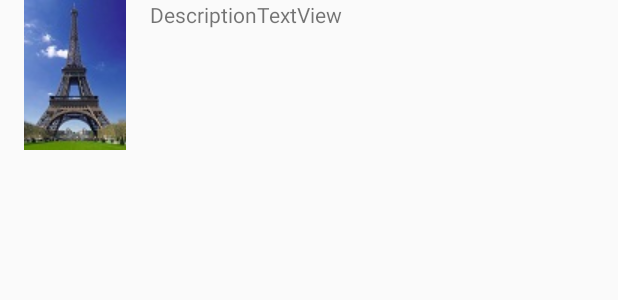
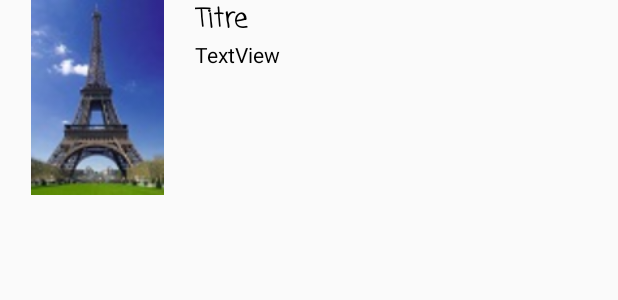
Before and after one commit to Flow94100/ProjetPython, an Android app: the layout list_actu_item.xml on its own in the app's theme, with its tools: preview values and no code run, on a phone screen of 412 x 824 dp. Shown: the top 300 px of the screen. Run offline under Robolectric (Android 15) with nearby library versions, the phone set to English and light mode, and no system bars.

Commit message:
COMMIT POUR VOUS BANDE DE BIATCH

```diff
--- a/app/src/main/java/com/example/frozotte/projetpython/AccueilActivity.java
+++ b/app/src/main/java/com/example/frozotte/projetpython/AccueilActivity.java
@@ -30,8 +30,6 @@ public class AccueilActivity extends AppCompatActivity {
         recupVille.execute();
         try {
             result = recupVille.get();
-            //result = recupActivite.get();
-            Log.i("result", result);
         } catch (InterruptedException e) {
             e.printStackTrace();
         } catch (ExecutionException e) {
@@ -41,6 +39,7 @@ public class AccueilActivity extends AppCompatActivity {
         Intent intent= getIntent();
         String result = intent.getStringExtra("result");
         String login = intent.getStringExtra("login");
+        String login2 = intent.getStringExtra("user");
 
         txtLogin = (TextView)findViewById(R.id.txtTitreLog);
         imgDeconn = (ImageView)findViewById(R.id.imgDeconn);
--- a/app/src/main/java/com/example/frozotte/projetpython/InscriptionActivity.java
+++ b/app/src/main/java/com/example/frozotte/projetpython/InscriptionActivity.java
@@ -46,6 +46,7 @@ public class InscriptionActivity extends AppCompatActivity {
                     insriptionController.execute(url,user,pwd,mail);
 
                     Intent iAccueil = new Intent(getApplicationContext(), AccueilActivity.class);
+                    iAccueil.putExtra("user", user);
                     startActivity(iAccueil);
                 }
             }
--- a/app/src/main/java/com/example/frozotte/projetpython/controller/RecupActivite.java
+++ b/app/src/main/java/com/example/frozotte/projetpython/controller/RecupActivite.java
@@ -48,7 +48,9 @@ public class RecupActivite extends AsyncTask<String,Void,String>{
             imgAct.put("Big Ben", R.drawable.big_ben);
             imgAct.put("London Eye", R.drawable.london_eyes);
             imgAct.put("Opéra House", R.drawable.opera);
-            imgAct.put("Harbour Bridge", R.drawable.harbour_bridge);}
+            imgAct.put("Harbour Bridge", R.drawable.harbour_bridge);
+            imgAct.put("Arc de Triomphe", R.drawable.arc_de_triomphe);
+            imgAct.put("Montmartre", R.drawable.montmartre);}
 
 
     public RecupActivite(Activity context, String url){
--- a/app/src/main/res/layout/list_actu_item.xml
+++ b/app/src/main/res/layout/list_actu_item.xml
@@ -5,22 +5,38 @@
     android:layout_height="match_parent">
 
     <ImageView
-        android:layout_width="100dp"
-        android:layout_height="100dp"
+        android:layout_width="130dp"
+        android:layout_height="130dp"
         android:src="@drawable/eiffel_tower"
         android:id="@+id/imgActu"/>
 
-    <TextView
-        android:layout_width="wrap_content"
+    <LinearLayout
+        android:layout_width="match_parent"
         android:layout_height="wrap_content"
-        android:id="@+id/txtActuNom"
-        android:text="Description"/>
+        android:orientation="vertical" >
 
-    <TextView
-        android:text="TextView"
-        android:layout_width="wrap_content"
-        android:layout_height="wrap_content"
-        android:id="@+id/txtActuDescr"
-        android:layout_weight="1" />
+        <TextView
+            android:layout_width="wrap_content"
+            android:layout_height="wrap_content"
+            android:id="@+id/txtActuNom"
+            android:textSize="17dp"
+            android:fontFamily="casual"
+            android:textStyle="bold"
+            android:text="Titre"
+            android:textColor="#000000"/>
+
+        <TextView
+            android:id="@+id/txtActuDescr"
+            android:layout_width="200dp"
+            android:layout_height="match_parent"
+            android:layout_weight="0.08"
+            android:text="TextView"
+            android:textColor="#000000"
+            android:maxLines="5"
+            android:lines="5" />
+
+    </LinearLayout>
+
+
 
 </LinearLayout>
```
Also changed, not shown: app/src/main/assets/fonts/911Fonts.com_ComicSansMSRegular__-_911fonts.com-fonts-BpCS.ttf (added), app/src/main/res/drawable/arc_de_triomphe.jpg (added), app/src/main/res/drawable/big_ben.JPG, app/src/main/res/drawable/harbour_bridge.jpg, app/src/main/res/drawable/london_eyes.jpg, app/src/main/res/drawable/louvre.jpg, app/src/main/res/drawable/montmartre.jpg (added), app/src/main/res/drawable/opera.jpg.
